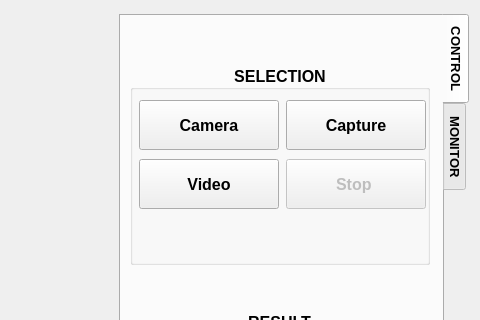
The window that GUI/Main.ui (datphamhn/visionretail) describes before a commit, drawn with Qt 5; both pictures show x 700 to 1180 and y 0 to 320 of the 1180 by 700 pixel window.
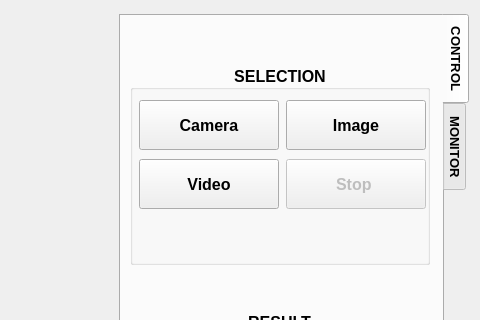
The same window after the commit. Icons and pictures are not drawn.

Patch:
```diff
--- a/GUI/Main.ui
+++ b/GUI/Main.ui
@@ -280,7 +280,7 @@
                </font>
               </property>
               <property name="text">
-               <string> Capture </string>
+               <string> Image </string>
               </property>
               <property name="icon">
                <iconset>
```
